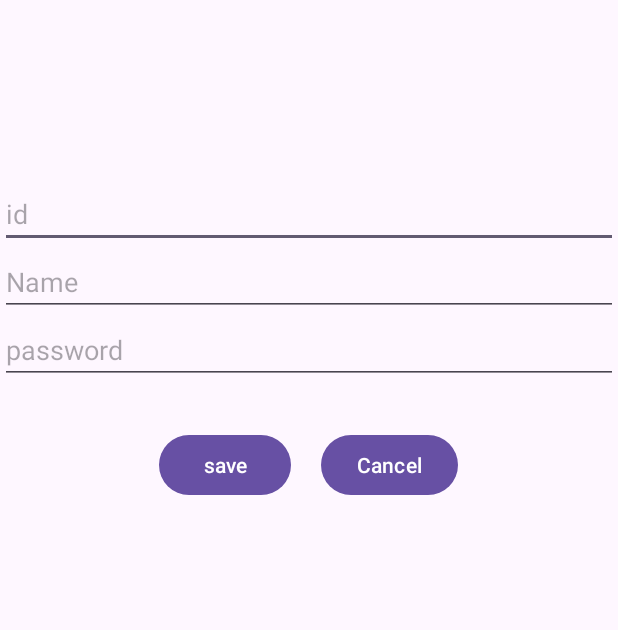
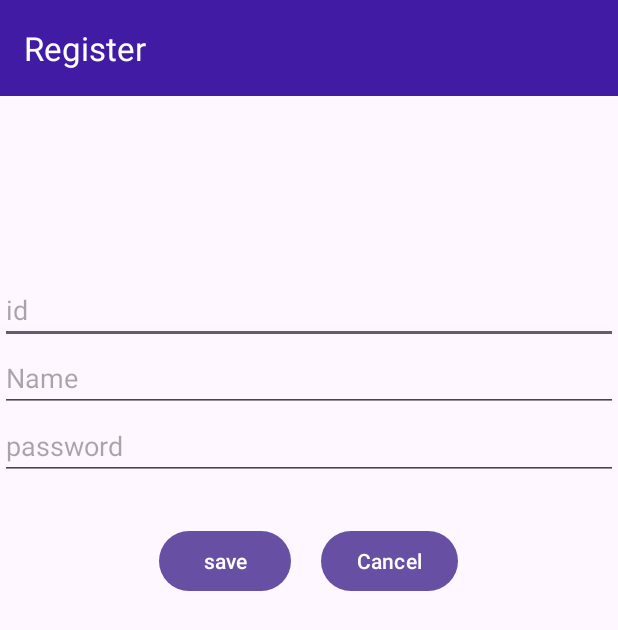
Before and after one commit to gitforgoo/android, an Android app: the screen it shows after launch (RegisterActivity), after a tap on "Register", on a phone screen of 412 x 824 dp. Shown: the top 630 px of the screen. Run offline under Robolectric (Android 15) with nearby library versions, the phone set to English and light mode, and no system bars.

Commit message:
DB접속 관련 수정, 목록 표시 관련 수정

```diff
--- a/MyPWD/app/src/main/java/com/goodtechsystem/mypwd/Activity/LoginActivity.java
+++ b/MyPWD/app/src/main/java/com/goodtechsystem/mypwd/Activity/LoginActivity.java
@@ -1,6 +1,5 @@
 package com.goodtechsystem.mypwd.Activity;
 
-import android.app.Activity;
 import android.content.Intent;
 import android.os.Bundle;
 import android.view.View;
@@ -11,13 +10,9 @@ import android.widget.Toast;
 import androidx.activity.EdgeToEdge;
 import androidx.appcompat.app.AppCompatActivity;
 import androidx.appcompat.widget.Toolbar;
-import androidx.core.graphics.Insets;
-import androidx.core.view.ViewCompat;
-import androidx.core.view.WindowInsetsCompat;
 
 import com.goodtechsystem.mypwd.R;
-import com.goodtechsystem.mypwd.bo.PwdDBHelper;
-import com.goodtechsystem.mypwd.bo.UserDBHelper;
+import com.goodtechsystem.mypwd.bo.UserBO;
 import com.goodtechsystem.mypwd.vo.UserVO;
 
 public class LoginActivity extends AppCompatActivity {
@@ -25,22 +20,11 @@ public class LoginActivity extends AppCompatActivity {
     private EditText tbxId;
     private EditText tbxPassword;
 
-    private Button btnRegister;
-
-    private Button btnLogin;
-    private UserDBHelper dbHelper;
-
-    private PwdDBHelper pwdDBHelper;
-
     @Override
     protected void onCreate(Bundle savedInstanceState) {
         super.onCreate(savedInstanceState);
         EdgeToEdge.enable(this);
         setContentView(R.layout.activity_login);
-
-        Toolbar toolbar = findViewById(R.id.toolbar);
-        setSupportActionBar(toolbar);
-        toolbar.setTitle(R.string.id);
 
         if(this.getSupportActionBar() != null) {
             this.getSupportActionBar().show();
@@ -48,11 +32,8 @@ public class LoginActivity extends AppCompatActivity {
 
         tbxId = findViewById(R.id.tbxId);
         tbxPassword = findViewById(R.id.tbxPassword);
-        btnLogin = findViewById(R.id.btnLogin);
-        btnRegister = findViewById(R.id.btnRegister);
-
-        dbHelper = new UserDBHelper(this);
-        pwdDBHelper = new PwdDBHelper(this);
+        Button btnLogin = findViewById(R.id.btnLogin);
+        Button btnRegister = findViewById(R.id.btnRegister);
 
         btnLogin.setOnClickListener(new View.OnClickListener() {
             @Override
@@ -67,17 +48,17 @@ public class LoginActivity extends AppCompatActivity {
                 btnRegister_Click(v);
             }
         });
-
     }
 
     private void btnLogin_Click(View v){
         String id = tbxId.getText().toString();
         String password = tbxPassword.getText().toString();
 
-        UserVO user = dbHelper.getUser(id);
+        UserBO bo = new UserBO(this);
+        UserVO user = bo.selectUser(id);
 
         if(user != null){
-            if(user.getPassword().equals(password)){
+            if(user.getPassword() !=null && password.equals(user.getPassword())){
                 Toast.makeText(this.getApplicationContext(), getString(R.string.login_success), Toast.LENGTH_SHORT).show();
                 changeActivity(PwdListActivity.class);
             } else {
--- a/MyPWD/app/src/main/java/com/goodtechsystem/mypwd/Activity/RegisterActivity.java
+++ b/MyPWD/app/src/main/java/com/goodtechsystem/mypwd/Activity/RegisterActivity.java
@@ -1,8 +1,6 @@
 package com.goodtechsystem.mypwd.Activity;
 
 import android.content.Intent;
-import android.database.sqlite.SQLiteDatabase;
-import android.database.sqlite.SQLiteOpenHelper;
 import android.os.Bundle;
 import android.view.View;
 import android.widget.Button;
@@ -11,23 +9,15 @@ import android.widget.Toast;
 
 import androidx.activity.EdgeToEdge;
 import androidx.appcompat.app.AppCompatActivity;
-import androidx.core.graphics.Insets;
-import androidx.core.view.ViewCompat;
-import androidx.core.view.WindowInsetsCompat;
 
 import com.goodtechsystem.mypwd.R;
-import com.goodtechsystem.mypwd.bo.UserDBHelper;
+import com.goodtechsystem.mypwd.bo.UserBO;
 
 public class RegisterActivity extends AppCompatActivity {
 
     private EditText tbxID;
     private EditText tbxName;
     private EditText tbxPassword;
-
-    private Button btnSave;
-    private Button btnCancel;
-
-    UserDBHelper dbHelper;
 
     @Override
     protected void onCreate(Bundle savedInstanceState) {
@@ -39,10 +29,8 @@ public class RegisterActivity extends AppCompatActivity {
         tbxName = findViewById(R.id.tbxName);
         tbxPassword = findViewById(R.id.tbxPassword);
 
-        btnSave = findViewById(R.id.btnSave);
-        btnCancel = findViewById(R.id.btnCancel);
-
-        dbHelper = new UserDBHelper(this);
+        Button btnSave = findViewById(R.id.btnSave);
+        Button btnCancel = findViewById(R.id.btnCancel);
 
         btnSave.setOnClickListener(new View.OnClickListener() {
             @Override
@@ -65,7 +53,8 @@ public class RegisterActivity extends AppCompatActivity {
         String name = tbxName.getText().toString();
         String password = tbxPassword.getText().toString();
 
-        dbHelper.addUser(id, name, password);
+        UserBO bo = new UserBO(this);
+        bo.insertUser(id, name, password);
 
         Toast.makeText(this.getApplicationContext(), getString(R.string.register_complete), Toast.LENGTH_SHORT).show();
 
--- a/MyPWD/app/src/main/java/com/goodtechsystem/mypwd/bo/UserDBHelper.java
+++ /dev/null
@@ -1,90 +0,0 @@
-package com.goodtechsystem.mypwd.bo;
-
-import android.content.ContentValues;
-import android.content.Context;
-import android.database.Cursor;
-import android.database.sqlite.SQLiteDatabase;
-import android.database.sqlite.SQLiteOpenHelper;
-
-import com.goodtechsystem.mypwd.vo.UserVO;
-
-import java.lang.reflect.Array;
-
-public class UserDBHelper extends SQLiteOpenHelper {
-
-    private static final String DATABASE_NAME =  "goodtechsystem.db";
-
-    private static final int DATABASE_VERSION = 1;
-    private static final String TABLE_NAME = "t_user";
-    private static final String COLUMN_ID = "id";
-    private static final String COLUMN_NAME = "name";
-    private static final String COLUMN_PASSWORD = "password";
-
-    public UserDBHelper(Context context) {
-        super(context, DATABASE_NAME, null, DATABASE_VERSION);
-    }
-
-    @Override
-    public void onCreate(SQLiteDatabase db) {
-        String createTableQuery = "CREATE TABLE " + TABLE_NAME + " (" +
-                COLUMN_ID + " TEXT PRIMARY KEY, " +
-                COLUMN_NAME + " TEXT, " +
-                COLUMN_PASSWORD + " TEXT)";
-        db.execSQL(createTableQuery);
-    }
-
-    @Override
-    public void onUpgrade(SQLiteDatabase db, int oldVersion, int newVersion) {
-        db.execSQL("DROP TABLE IF EXISTS " + TABLE_NAME);
-        onCreate(db);
-    }
-
-    // 사용자 추가
-    public long addUser(String id, String name, String password) {
-        SQLiteDatabase db = this.getWritableDatabase();
-        ContentValues values = new ContentValues();
-
-        values.put(COLUMN_ID, id);
-        values.put(COLUMN_NAME, name);
-        values.put(COLUMN_PASSWORD, password);
-
-        long result = db.insert(TABLE_NAME, null, values);
-        db.close();
-        return result;
-    }
-
-    // 모든 사용자 가져오기
-    public UserVO getUser(String id) {
-
-        UserVO ret = new UserVO();
-
-        SQLiteDatabase db = this.getReadableDatabase();
-
-        String[] fields = {COLUMN_ID, COLUMN_NAME, COLUMN_PASSWORD};
-        String[] params = {id};
-
-        Cursor cursor = db.query(TABLE_NAME, fields, "id=?", params, null, null, null);
-
-        if (cursor.moveToFirst()) {
-            do {
-                String name = cursor.getString(1);
-                String password = cursor.getString(2);
-
-                ret.setID(id);
-                ret.setName(name);
-                ret.setPassword(password);
-            } while (cursor.moveToNext());
-        }
-
-        cursor.close();
-        db.close();
-        return ret;
-    }
-
-    // 사용자 삭제
-    public void deleteUser(int userId) {
-        SQLiteDatabase db = this.getWritableDatabase();
-        db.delete(TABLE_NAME, COLUMN_ID + "=?", new String[]{String.valueOf(userId)});
-        db.close();
-    }
-}
--- a/MyPWD/app/src/main/res/layout/activity_login.xml
+++ b/MyPWD/app/src/main/res/layout/activity_login.xml
@@ -6,7 +6,8 @@
     android:layout_width="match_parent"
     android:layout_height="match_parent"
     android:orientation="vertical"
-    tools:context=".Activity.LoginActivity">
+    tools:context=".Activity.LoginActivity"
+    android:fitsSystemWindows="true">
 
     <androidx.appcompat.widget.Toolbar
         android:id="@+id/toolbar"
@@ -14,7 +15,8 @@
         android:layout_height="?attr/actionBarSize"
         android:background="#411BA4"
         android:theme="@style/ThemeOverlay.AppCompat.Dark.ActionBar"
-        android:elevation="4dp"/>
+        android:elevation="4dp"
+        app:title="Login"/>
 
     <EditText
         android:id="@+id/tbxId"
--- a/MyPWD/app/src/main/res/layout/activity_register.xml
+++ b/MyPWD/app/src/main/res/layout/activity_register.xml
@@ -6,7 +6,17 @@
     android:layout_width="match_parent"
     android:layout_height="match_parent"
     android:orientation="vertical"
-    tools:context=".Activity.RegisterActivity">
+    tools:context=".Activity.RegisterActivity"
+    android:fitsSystemWindows="true">
+
+    <androidx.appcompat.widget.Toolbar
+        android:id="@+id/toolbar"
+        android:layout_width="match_parent"
+        android:layout_height="?attr/actionBarSize"
+        android:background="#411BA4"
+        android:theme="@style/ThemeOverlay.AppCompat.Dark.ActionBar"
+        android:elevation="4dp"
+        app:title="Register"/>
 
     <EditText
         android:id="@+id/tbxId"
--- a/MyPWD/app/src/main/res/values-night/themes.xml
+++ b/MyPWD/app/src/main/res/values-night/themes.xml
@@ -3,5 +3,6 @@
     <style name="Base.Theme.MyPWD" parent="Theme.Material3.DayNight.NoActionBar">
         <!-- Customize your dark theme here. -->
         <!-- <item name="colorPrimary">@color/my_dark_primary</item> -->
+        <item name="android:windowFullscreen">false</item>
     </style>
 </resources>
--- a/MyPWD/app/src/main/res/values/strings.xml
+++ b/MyPWD/app/src/main/res/values/strings.xml
@@ -15,4 +15,5 @@
     <string name="login_success">Login Success</string>
     <string name="login_fail">Login Fail</string>
     <string name="login_wrong">ID or PASSWORD is wrong</string>
+    <string name="add">Add</string>
 </resources>
--- a/MyPWD/app/src/main/res/values/themes.xml
+++ b/MyPWD/app/src/main/res/values/themes.xml
@@ -3,6 +3,7 @@
     <style name="Base.Theme.MyPWD" parent="Theme.Material3.DayNight.NoActionBar">
         <!-- Customize your light theme here. -->
         <!-- <item name="colorPrimary">@color/my_light_primary</item> -->
+        <item name="android:windowFullscreen">false</item>
     </style>
 
     <style name="Theme.MyPWD" parent="Base.Theme.MyPWD" />
```
Also changed, not shown: MyPWD/app/src/main/AndroidManifest.xml (+6 -3 lines), MyPWD/app/src/main/java/com/goodtechsystem/mypwd/Activity/PwdListActivity.java (+19 -5 lines), MyPWD/app/src/main/java/com/goodtechsystem/mypwd/Activity/PwdListItemAdapter.java (added, +68 -0 lines), MyPWD/app/src/main/java/com/goodtechsystem/mypwd/bo/BoBase.java (added, +20 -0 lines), MyPWD/app/src/main/java/com/goodtechsystem/mypwd/bo/DBHelper.java (added, +48 -0 lines), MyPWD/app/src/main/java/com/goodtechsystem/mypwd/bo/PwdBO.java (renamed from MyPWD/app/src/main/java/com/goodtechsystem/mypwd/bo/PwdDBHelper.java, +22 -56 lines), MyPWD/app/src/main/java/com/goodtechsystem/mypwd/bo/UserBO.java (added, +64 -0 lines), MyPWD/app/src/main/java/com/goodtechsystem/mypwd/vo/PwdConst.java (added, +26 -0 lines), MyPWD/app/src/main/res/layout/activity_pwd_list.xml (+28 -7 lines), MyPWD/app/src/main/res/layout/pwdlist_item.xml (added, +29 -0 lines).
